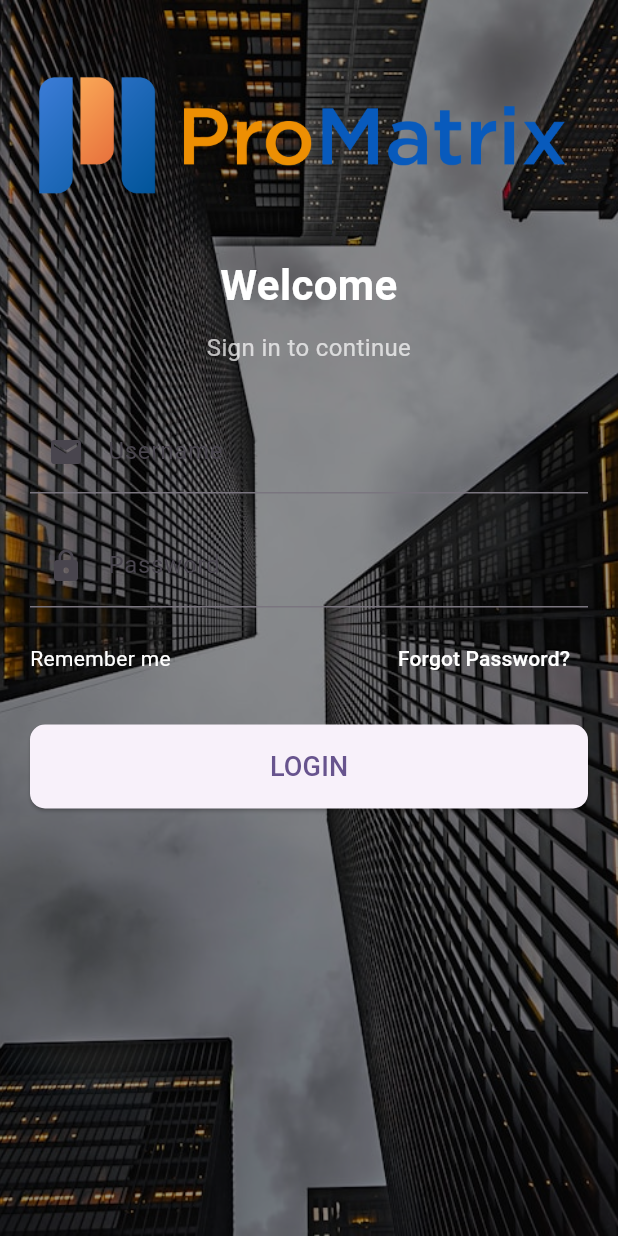
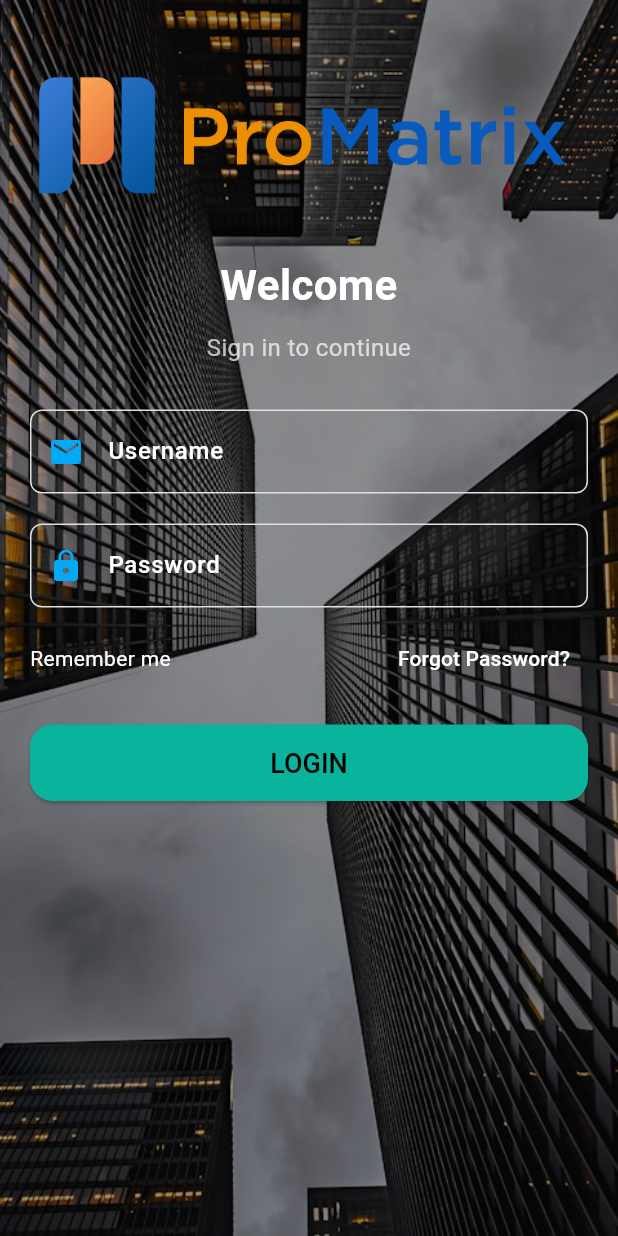
Before and after one commit to 1touchbdsoftware/rental_service_flutter_app, a Flutter app: the screen it shows after launch, on a phone screen of 412 x 824 dp. Run offline on Flutter 3.47's test engine with Material 3 defaults, Android fonts, the phone set to English and light mode, and no system bars; our stand-ins replace dartz, dio, flutter_bloc, get_it, logger, shared_preferences; statements that could not run were skipped.

Commit message:
sign in ui change

```diff
--- /dev/null
+++ b/lib/core/constants/app_colors.dart
@@ -0,0 +1,29 @@
+import 'package:flutter/material.dart';
+
+class AppColors {
+  // Primary colors
+  static const Color primary =  Color(0xFFFFFFFF);
+  static const Color primaryVariant = Color(0xFF3700B3);
+
+  // Secondary colors
+  static const Color secondary = Color(0xFF03DAC6);
+  static const Color secondaryVariant = Color(0xFF018786);
+
+  // Background colors
+  static const Color background = Color(0xFFFFFFFF);
+  static const Color surface = Color(0xFF405189);
+  static const Color error = Color(0xFFB00020);
+
+  // Text colors
+  static const Color onPrimary = Color(0xFF000000);
+  static const Color onSecondary = Color(0xFF000000);
+  static const Color onBackground = Color(0xFF000000);
+  static const Color onSurface = Color(0xFF000000);
+  static const Color onError = Color(0xFFFFFFFF);
+
+  // Additional colors
+  static const Color disabled = Color(0xFF9E9E9E);
+  static const Color logInButton = Color(0xFF0ab39c);
+
+  static const Color divider = Color(0xFFE0E0E0);
+}
--- /dev/null
+++ b/lib/core/theme/app_theme.dart
@@ -0,0 +1,116 @@
+import 'package:flutter/material.dart';
+
+import '../constants/app_colors.dart';
+
+
+class AppTheme {
+  static ThemeData lightTheme = ThemeData(
+    // Color scheme
+    colorScheme: const ColorScheme.light(
+      primary: AppColors.primary,
+      primaryContainer: AppColors.primaryVariant,
+      secondary: AppColors.secondary,
+      secondaryContainer: AppColors.secondaryVariant,
+      surface: AppColors.surface,
+      error: AppColors.error,
+      onPrimary: AppColors.onPrimary,
+      onSecondary: AppColors.onSecondary,
+      onSurface: AppColors.onSurface,
+      onBackground: AppColors.onBackground,
+      onError: AppColors.onError,
+    ),
+
+    // Text theme
+    textTheme: const TextTheme(
+      displayLarge: TextStyle(fontSize: 96, fontWeight: FontWeight.w300),
+      displayMedium: TextStyle(fontSize: 60, fontWeight: FontWeight.w300),
+      displaySmall: TextStyle(fontSize: 48, fontWeight: FontWeight.w400),
+      headlineMedium: TextStyle(fontSize: 34, fontWeight: FontWeight.w400),
+      headlineSmall: TextStyle(fontSize: 24, fontWeight: FontWeight.w400),
+      titleLarge: TextStyle(fontSize: 20, fontWeight: FontWeight.w500),
+      titleMedium: TextStyle(fontSize: 16, fontWeight: FontWeight.w400),
+      titleSmall: TextStyle(fontSize: 14, fontWeight: FontWeight.w500),
+      bodyLarge: TextStyle(fontSize: 16, fontWeight: FontWeight.w400),
+      bodyMedium: TextStyle(fontSize: 14, fontWeight: FontWeight.w400),
+      labelLarge: TextStyle(fontSize: 14, fontWeight: FontWeight.w500),
+      bodySmall: TextStyle(fontSize: 12, fontWeight: FontWeight.w400),
+      labelSmall: TextStyle(fontSize: 10, fontWeight: FontWeight.w400),
+    ),
+
+    // App bar theme
+    appBarTheme: const AppBarTheme(
+      centerTitle: true,
+      elevation: 0,
+      titleTextStyle: TextStyle(
+        fontSize: 20,
+        fontWeight: FontWeight.w500,
+        color: AppColors.onPrimary,
+      ),
+    ),
+
+    // Button theme
+    elevatedButtonTheme: ElevatedButtonThemeData(
+      style: ElevatedButton.styleFrom(
+        foregroundColor: AppColors.onPrimary,
+        backgroundColor: AppColors.primary,
+        padding: const EdgeInsets.symmetric(vertical: 16, horizontal: 24),
+        shape: RoundedRectangleBorder(
+          borderRadius: BorderRadius.circular(8),
+        ),
+        textStyle: const TextStyle(
+          fontSize: 16,
+          fontWeight: FontWeight.w500,
+        ),
+      ),
+    ),
+
+    // Input decoration theme
+    inputDecorationTheme: InputDecorationTheme(
+      border: OutlineInputBorder(
+        borderRadius: BorderRadius.circular(8),
+        borderSide: const BorderSide(color: AppColors.divider),
+      ),
+      enabledBorder: OutlineInputBorder(
+        borderRadius: BorderRadius.circular(8),
+        borderSide: const BorderSide(color: AppColors.divider),
+      ),
+      focusedBorder: OutlineInputBorder(
+        borderRadius: BorderRadius.circular(8),
+        borderSide: const BorderSide(color: AppColors.primary),
+      ),
+      errorBorder: OutlineInputBorder(
+        borderRadius: BorderRadius.circular(8),
+        borderSide: const BorderSide(color: AppColors.error),
+      ),
+      focusedErrorBorder: OutlineInputBorder(
+        borderRadius: BorderRadius.circular(8),
+        borderSide: const BorderSide(color: AppColors.error),
+      ),
+      contentPadding: const EdgeInsets.all(16),
+    ),
+
+    // Other theme properties
+    dividerTheme: const DividerThemeData(
+      color: AppColors.divider,
+      thickness: 1,
+      space: 1,
+    ),
+    cardTheme: CardTheme(
+      elevation: 2,
+      shape: RoundedRectangleBorder(
+        borderRadius: BorderRadius.circular(8),
+      ),
+      margin: EdgeInsets.zero,
+    ),
+    useMaterial3: true, // Enable Material 3 design
+  );
+
+  // You can add dark theme here as well
+  static ThemeData darkTheme = ThemeData.dark().copyWith(
+    // Customize dark theme similarly
+    colorScheme: const ColorScheme.dark(
+      primary: AppColors.primary,
+      // ... other dark theme colors
+    ),
+  );
+}
--- a/lib/main.dart
+++ b/lib/main.dart
@@ -1,4 +1,5 @@
 import 'package:flutter/material.dart';
+import 'package:rental_service/core/theme/app_theme.dart';
 import 'package:rental_service/presentation/auth/signin.dart';
 import 'package:rental_service/service_locator.dart';
 
@@ -14,11 +15,11 @@ class MyApp extends StatelessWidget {
   @override
   Widget build(BuildContext context) {
     return MaterialApp(
-      title: 'Flutter Service App',
-      theme: ThemeData(
+      title: 'Rental Service App',
+      theme: AppTheme.lightTheme,
+      darkTheme: AppTheme.darkTheme,
+      themeMode: ThemeMode.system,
 
-        colorScheme: ColorScheme.fromSeed(seedColor: Colors.deepPurple),
-      ),
       home:  SignInPage(),
     );
   }
--- a/lib/presentation/auth/signin.dart
+++ b/lib/presentation/auth/signin.dart
@@ -7,6 +7,7 @@ import 'package:rental_service/data/model/signin_req_params.dart';
 import 'package:rental_service/domain/usecases/signin.dart';
 import 'package:rental_service/presentation/dashboard/LandlordDashboard.dart';
 
+import '../../core/constants/app_colors.dart';
 import '../../service_locator.dart';
 
 class SignInPage extends StatelessWidget {
@@ -142,7 +143,12 @@ class SignInPage extends StatelessWidget {
       keyboardType: TextInputType.name,
       decoration: const InputDecoration(
         labelText: 'Username',
-        prefixIcon: Icon(Icons.email),
+        labelStyle: TextStyle(
+          color: Colors.white, // Change label text color here
+          fontSize: 16,
+          fontWeight: FontWeight.w500,
+        ),
+        prefixIcon: Icon(Icons.email  ,color: Colors.lightBlue),
       ),
       validator: (value) {
         if (value == null || value.isEmpty) {
@@ -158,8 +164,13 @@ class SignInPage extends StatelessWidget {
       controller: _passwordController,
       obscureText: true,
       decoration: const InputDecoration(
+        labelStyle: TextStyle(
+          color: Colors.white, // Change label text color here
+          fontSize: 16,
+          fontWeight: FontWeight.w500,
+        ),
         labelText: 'Password',
-        prefixIcon: Icon(Icons.lock),
+        prefixIcon: Icon(Icons.lock, color: Colors.lightBlue),
       ),
       validator: (value) {
         if (value == null || value.isEmpty) {
@@ -201,9 +212,10 @@ class SignInPage extends StatelessWidget {
               ? null
               : () => _handleLogin(context),
           style: ElevatedButton.styleFrom(
+            backgroundColor: AppColors.logInButton,
             padding: const EdgeInsets.symmetric(vertical: 15),
             shape: RoundedRectangleBorder(
-              borderRadius: BorderRadius.circular(10),
+              borderRadius: BorderRadius.circular(15),
             ),
           ),
           child: state is ButtonLoadingState
```
